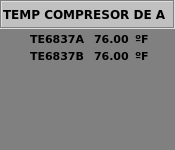
mbravod/aeros, file Martin/Qt/SiTTuGAs/A1-Turbina/wtempcompa1.ui: the form before one commit.
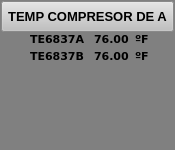
The form after the commit.

```diff
--- a/Martin/Qt/SiTTuGAs/A1-Turbina/wtempcompa1.ui
+++ b/Martin/Qt/SiTTuGAs/A1-Turbina/wtempcompa1.ui
@@ -28,49 +28,6 @@
   <property name="styleSheet">
    <string notr="true">background-color: rgb(128, 128, 128);</string>
   </property>
-  <widget class="QFrame" name="frame">
-   <property name="geometry">
-    <rect>
-     <x>0</x>
-     <y>0</y>
-     <width>175</width>
-     <height>29</height>
-    </rect>
-   </property>
-   <property name="styleSheet">
-    <string notr="true">background-color: rgb(192, 192, 192);</string>
-   </property>
-   <property name="frameShape">
-    <enum>QFrame::Box</enum>
-   </property>
-   <property name="frameShadow">
-    <enum>QFrame::Sunken</enum>
-   </property>
-  </widget>
-  <widget class="QLabel" name="lbTemCOMAT">
-   <property name="geometry">
-    <rect>
-     <x>3</x>
-     <y>6</y>
-     <width>168</width>
-     <height>16</height>
-    </rect>
-   </property>
-   <property name="font">
-    <font>
-     <family>Verdana</family>
-     <pointsize>9</pointsize>
-     <weight>75</weight>
-     <bold>true</bold>
-    </font>
-   </property>
-   <property name="styleSheet">
-    <string notr="true">background-color: rgb(192, 192, 192);</string>
-   </property>
-   <property name="text">
-    <string>TEMP COMPRESOR DE A</string>
-   </property>
-  </widget>
   <widget class="QLabel" name="lbCOMAT_1">
    <property name="geometry">
     <rect>
@@ -231,15 +188,37 @@
     <string/>
    </property>
   </widget>
+  <widget class="QPushButton" name="btCerrar">
+   <property name="geometry">
+    <rect>
+     <x>1</x>
+     <y>1</y>
+     <width>173</width>
+     <height>31</height>
+    </rect>
+   </property>
+   <property name="font">
+    <font>
+     <pointsize>10</pointsize>
+     <weight>75</weight>
+     <bold>true</bold>
+    </font>
+   </property>
+   <property name="styleSheet">
+    <string notr="true">background-color: rgb(192, 192, 192);</string>
+   </property>
+   <property name="text">
+    <string>TEMP COMPRESOR DE A</string>
+   </property>
+  </widget>
   <zorder>lbFondo</zorder>
-  <zorder>frame</zorder>
-  <zorder>lbTemCOMAT</zorder>
   <zorder>lbCOMAT_1</zorder>
   <zorder>lbCOMA_1</zorder>
   <zorder>lbCOMAU_1</zorder>
   <zorder>lbCOMAU_2</zorder>
   <zorder>lbCOMAT_2</zorder>
   <zorder>lbCOMA_2</zorder>
+  <zorder>btCerrar</zorder>
  </widget>
  <layoutdefault spacing="6" margin="11"/>
  <resources/>
```
